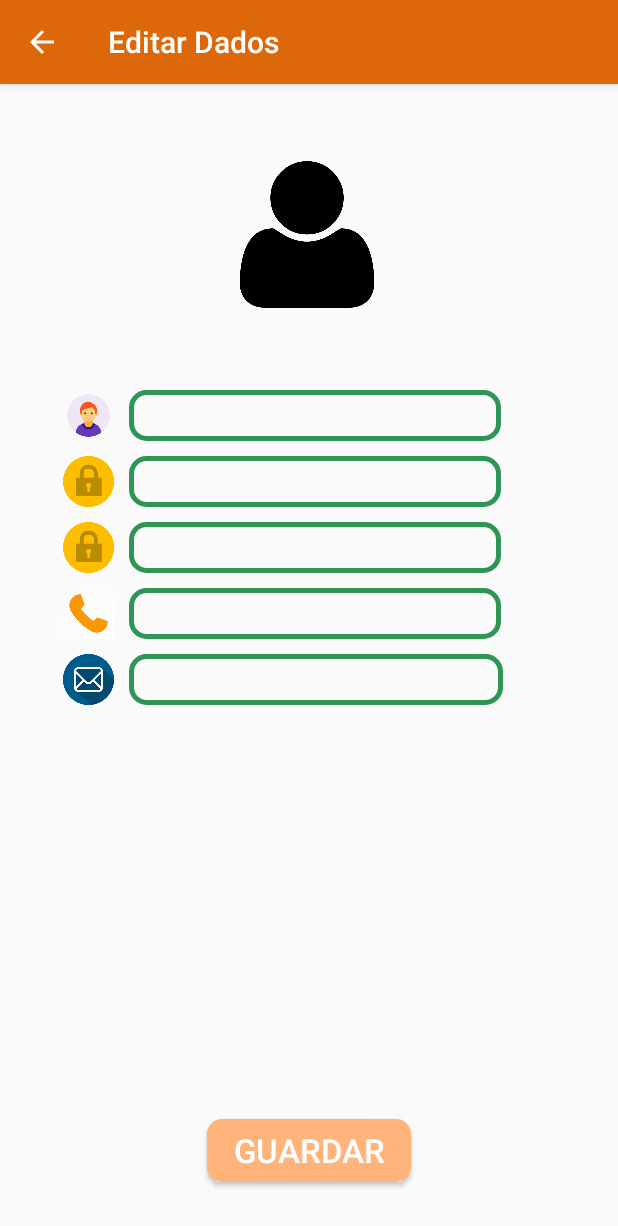
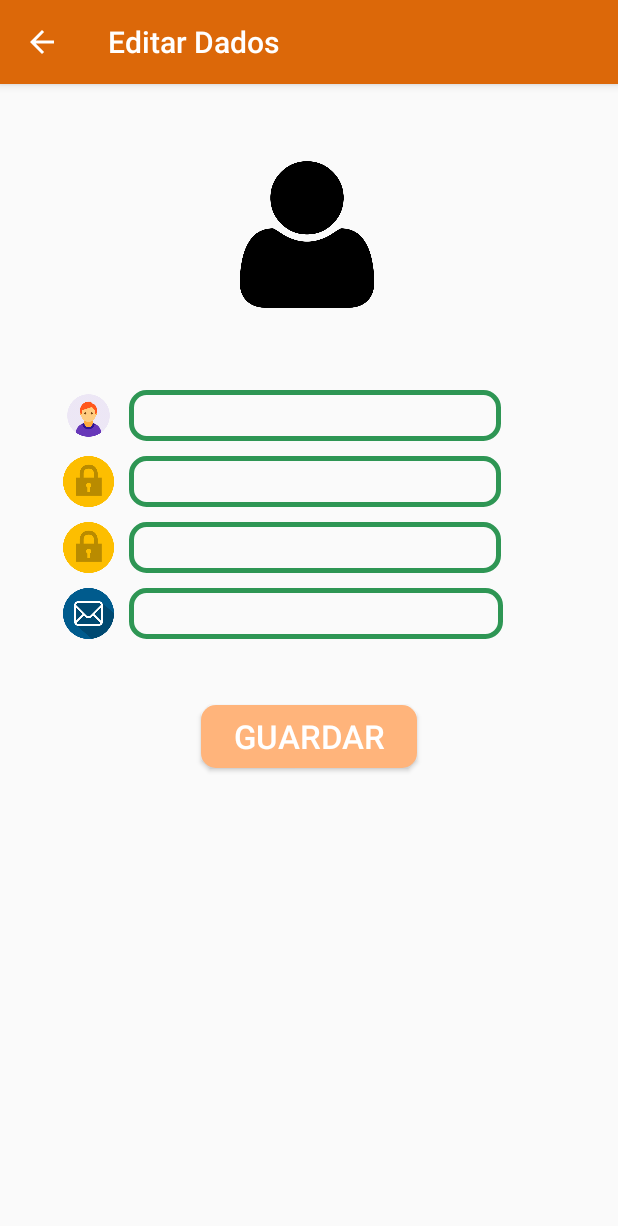
Before and after one commit to MTeixeira9/CM_BuyShare, an Android app: the EditPerfil screen opened directly, with no data from a screen before it, on a phone screen of 412 x 824 dp. Shown: the top 1226 px of the screen. Run offline under Robolectric (Android 15) with nearby library versions, the phone set to English and light mode, and no system bars; our stand-ins replace Firebase (no records; nobody signed in at launch, a user with empty details on screens opened directly).

Commit message:
alteracoes no edit perfil .xml

```diff
--- a/app/src/main/java/com/example/android/buyshare/EditPerfil.java
+++ b/app/src/main/java/com/example/android/buyshare/EditPerfil.java
@@ -96,9 +96,9 @@ public class EditPerfil extends AppCompatActivity {
                                 }
 
                                 if(!email.equals("")) {
-                                    if (!isValidEmail(email)) {
-                                        emailET.setError(MSG_INV_EMAIL_ERRO);
-                                    }
+                                    //if (!isValidEmail(email)) {
+                                      //  emailET.setError(MSG_INV_EMAIL_ERRO);
+                                   // }
                                     mDatabase.child(userTlm).child("email").setValue(email);
                                 }
 
--- a/app/src/main/res/layout/activity_edit_perfil.xml
+++ b/app/src/main/res/layout/activity_edit_perfil.xml
@@ -17,20 +17,9 @@
         android:background="@drawable/border_style"
         android:textSize="14sp"
         app:layout_constraintStart_toEndOf="@+id/imageView23"
-        app:layout_constraintTop_toBottomOf="@+id/nTlm_perfil" />
+        app:layout_constraintTop_toBottomOf="@+id/conf_pwd_edit" />
 
-    <EditText
-        android:id="@+id/nTlm_perfil"
-        android:layout_width="248dp"
-        android:layout_height="34dp"
-        android:layout_marginStart="8dp"
-        android:layout_marginLeft="8dp"
-        android:layout_marginTop="10dp"
-        android:background="@drawable/border_style"
-        android:inputType="number"
-        android:textSize="14sp"
-        app:layout_constraintStart_toEndOf="@+id/imageView22"
-        app:layout_constraintTop_toBottomOf="@+id/conf_pwd_edit" />
+
 
     <EditText
         android:id="@+id/nome_perfil"
@@ -61,23 +50,20 @@
 
     <Button
         android:id="@+id/guardarDados"
-        android:layout_width="136dp"
+        android:layout_width="144dp"
         android:layout_height="42dp"
         android:layout_marginStart="8dp"
         android:layout_marginLeft="8dp"
-        android:layout_marginTop="8dp"
+        android:layout_marginTop="44dp"
         android:layout_marginEnd="8dp"
         android:layout_marginRight="8dp"
-        android:layout_marginBottom="36dp"
         android:background="@drawable/button_style"
         android:text="Guardar"
+        android:textColor="@color/white"
         android:textSize="22sp"
-        android:textColor="@color/white"
-        app:layout_constraintBottom_toBottomOf="parent"
         app:layout_constraintEnd_toEndOf="parent"
         app:layout_constraintStart_toStartOf="parent"
-        app:layout_constraintTop_toBottomOf="@+id/email_edit"
-        app:layout_constraintVertical_bias="1.0" />
+        app:layout_constraintTop_toBottomOf="@+id/email_edit" />
 
     <EditText
         android:id="@+id/conf_pwd_edit"
@@ -140,16 +126,6 @@
         app:layout_constraintTop_toBottomOf="@+id/imageView19"
         app:srcCompat="@drawable/pass" />
 
-    <ImageView
-        android:id="@+id/imageView22"
-        android:layout_width="38dp"
-        android:layout_height="34dp"
-        android:layout_marginStart="40dp"
-        android:layout_marginLeft="40dp"
-        android:layout_marginTop="10dp"
-        app:layout_constraintStart_toStartOf="parent"
-        app:layout_constraintTop_toBottomOf="@+id/imageView21"
-        app:srcCompat="@drawable/telemovel" />
 
     <ImageView
         android:id="@+id/imageView23"
@@ -159,7 +135,7 @@
         android:layout_marginLeft="40dp"
         android:layout_marginTop="10dp"
         app:layout_constraintStart_toStartOf="parent"
-        app:layout_constraintTop_toBottomOf="@+id/imageView22"
+        app:layout_constraintTop_toBottomOf="@+id/imageView21"
         app:srcCompat="@drawable/email" />
 
 
```
